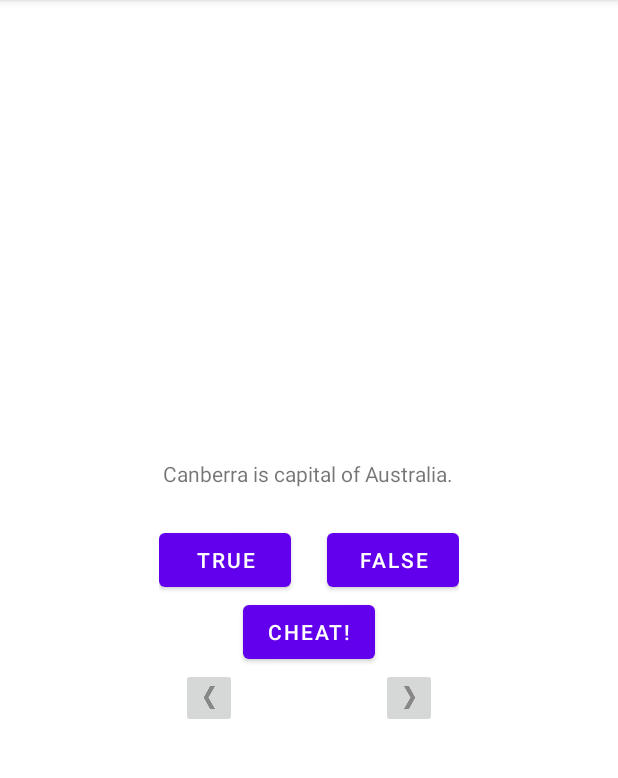
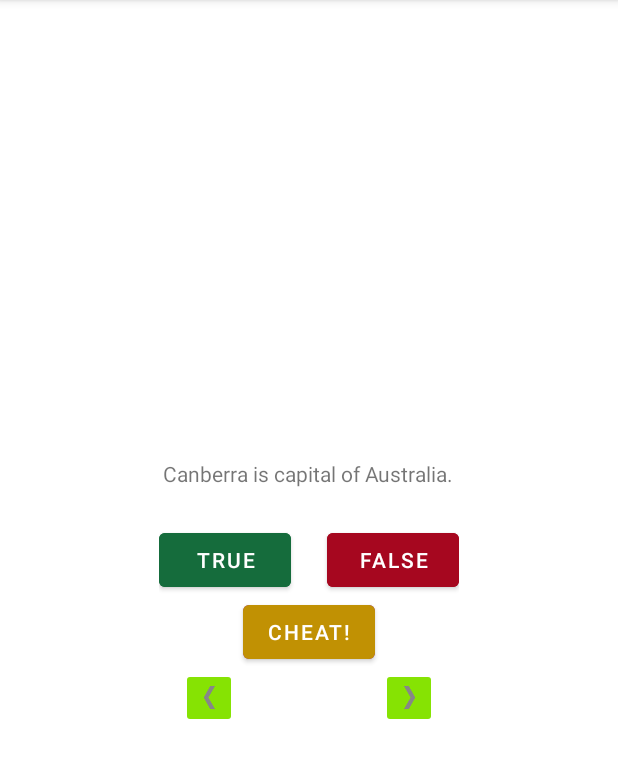
Before and after one commit to pVlasenko/geoquiz, an Android app: the screen it shows after launch (QuizActivity), on a phone screen of 412 x 824 dp, the part 84-862 px from its top. Run offline under Robolectric (Android 15) with nearby library versions, the phone set to English and light mode, and no system bars.

Commit message:
add color to buttons

```diff
--- a/app/src/main/java/com/example/geoquiz/QuizActivity.java
+++ b/app/src/main/java/com/example/geoquiz/QuizActivity.java
@@ -1,6 +1,7 @@
 package com.example.geoquiz;
 
 import android.content.Intent;
+import android.graphics.LightingColorFilter;
 import android.os.Bundle;
 import android.util.Log;
 import android.widget.Button;
@@ -27,6 +28,8 @@ public class QuizActivity extends AppCompatActivity {
     private Button mFalseButton;
     private TextView mQuestionTextView;
     private Button mCheatButton;
+    private ImageButton mNextButton;
+    private ImageButton mPrevButton;
 
     private final Question[] mQuestions = new Question[]{
             new Question(R.string.question_australia, true),
@@ -56,8 +59,8 @@ public class QuizActivity extends AppCompatActivity {
         mQuestionTextView = findViewById(R.id.question_text_view);
         mTrueButton = findViewById(R.id.true_button);
         mFalseButton = findViewById(R.id.false_button);
-        ImageButton nextButton = findViewById(R.id.next_button);
-        ImageButton prevButton = findViewById(R.id.prev_button);
+        mNextButton = findViewById(R.id.next_button);
+        mPrevButton = findViewById(R.id.prev_button);
         mCheatButton = findViewById(R.id.cheat_button);
 
 
@@ -67,9 +70,9 @@ public class QuizActivity extends AppCompatActivity {
 
         mFalseButton.setOnClickListener(v -> checkAnswer(false));
 
-        nextButton.setOnClickListener(v -> moveToNextQuestion());
+        mNextButton.setOnClickListener(v -> moveToNextQuestion());
 
-        prevButton.setOnClickListener(v -> moveToPrevQuestion());
+        mPrevButton.setOnClickListener(v -> moveToPrevQuestion());
 
         mQuestionTextView.setOnClickListener(v -> moveToNextQuestion());
 
@@ -141,13 +144,15 @@ public class QuizActivity extends AppCompatActivity {
 
         Toast.makeText(this, messageResId, Toast.LENGTH_SHORT).show();
 
-        mTrueButton.setEnabled(false);
-        mFalseButton.setEnabled(false);
-        mCheatButton.setEnabled(false);
+        disableAnswerButtons();
 
         mAnswerIndexesList.add(mCurrentIndex);
 
         if (mAnswerIndexesList.size() == mQuestions.length) {
+//            mNextButton.setBackgroundColor(0xFFD5D5D5);
+            mNextButton.setEnabled(false);
+//            mPrevButton.setBackgroundColor(0xFFD5D5D5);
+            mPrevButton.setEnabled(false);
             Toast.makeText(QuizActivity.this, "You results: " + (int) mPercentOfResults + "% of the correct answers", Toast.LENGTH_LONG).show();
         }
     }
@@ -166,14 +171,20 @@ public class QuizActivity extends AppCompatActivity {
     }
 
     private void enableAnswerButtons() {
+        mTrueButton.setBackgroundColor(0xFF156C3C);
         mTrueButton.setEnabled(true);
+        mFalseButton.setBackgroundColor(0xFFA6071F);
         mFalseButton.setEnabled(true);
+        mCheatButton.setBackgroundColor(0xFFC19103);
         mCheatButton.setEnabled(true);
     }
 
     private void disableAnswerButtons() {
+        mTrueButton.setBackgroundColor(0xFFD5D5D5);
         mTrueButton.setEnabled(false);
+        mFalseButton.setBackgroundColor(0xFFD5D5D5);
         mFalseButton.setEnabled(false);
+        mCheatButton.setBackgroundColor(0xFFD5D5D5);
         mCheatButton.setEnabled(false);
     }
 
--- a/app/src/main/res/layout-land/activity_quiz.xml
+++ b/app/src/main/res/layout-land/activity_quiz.xml
@@ -25,6 +25,7 @@
             android:layout_height="wrap_content"
             android:layout_marginEnd="12dp"
             android:layout_margin="12dp"
+            android:backgroundTint="#156C3C"
             android:text="@string/true_button"
             tools:ignore="ButtonStyle" />
 
@@ -34,6 +35,7 @@
             android:layout_height="wrap_content"
             android:layout_marginStart="12dp"
             android:layout_margin="12dp"
+            android:backgroundTint="#A6071F"
             android:text="@string/false_button"
             tools:ignore="ButtonStyle" />
     </LinearLayout>
@@ -42,6 +44,7 @@
         android:id="@+id/cheat_button"
         android:layout_width="wrap_content"
         android:layout_height="wrap_content"
+        android:backgroundTint="#C19103"
         android:layout_gravity="bottom|center_horizontal"
         android:text="@string/cheat_button"/>
 
@@ -51,6 +54,7 @@
         android:layout_height="wrap_content"
         android:layout_gravity="bottom|start"
         android:layout_margin="24dp"
+        android:backgroundTint="#86E303"
         android:contentDescription="@string/prev_button"
         android:src="@drawable/arrow_left" />
 
@@ -60,6 +64,7 @@
         android:layout_height="wrap_content"
         android:layout_gravity="bottom|end"
         android:layout_margin="24dp"
+        android:backgroundTint="#86E303"
         android:contentDescription="@string/next_button"
         android:src="@drawable/arrow_right" />
 
--- a/app/src/main/res/layout/activity_cheat.xml
+++ b/app/src/main/res/layout/activity_cheat.xml
@@ -24,5 +24,6 @@
         android:id="@+id/show_answer_button"
         android:layout_width="wrap_content"
         android:layout_height="wrap_content"
+        android:backgroundTint="#A6071F"
         android:text="@string/show_answer_button"/>
 </LinearLayout>
--- a/app/src/main/res/layout/activity_quiz.xml
+++ b/app/src/main/res/layout/activity_quiz.xml
@@ -24,6 +24,7 @@
             android:layout_width="wrap_content"
             android:layout_height="wrap_content"
             android:layout_marginEnd="12dp"
+            android:backgroundTint="#156C3C"
             android:text="@string/true_button"
             tools:ignore="ButtonStyle" />
 
@@ -32,6 +33,7 @@
             android:layout_width="wrap_content"
             android:layout_height="wrap_content"
             android:layout_marginStart="12dp"
+            android:backgroundTint="#A6071F"
             android:text="@string/false_button"
             tools:ignore="ButtonStyle" />
     </LinearLayout>
@@ -40,6 +42,7 @@
         android:id="@+id/cheat_button"
         android:layout_width="wrap_content"
         android:layout_height="wrap_content"
+        android:backgroundTint="#9C27B0"
         android:text="@string/cheat_button"/>
 
     <LinearLayout
@@ -52,6 +55,7 @@
             android:layout_width="wrap_content"
             android:layout_height="wrap_content"
             android:layout_marginEnd="48dp"
+            android:backgroundTint="#86E303"
             android:contentDescription="@string/prev_button"
             android:src="@drawable/arrow_left"/>
 
@@ -60,6 +64,7 @@
             android:layout_width="wrap_content"
             android:layout_height="wrap_content"
             android:layout_marginStart="48dp"
+            android:backgroundTint="#86E303"
             android:contentDescription="@string/next_button"
             android:src="@drawable/arrow_right"/>
 
```
